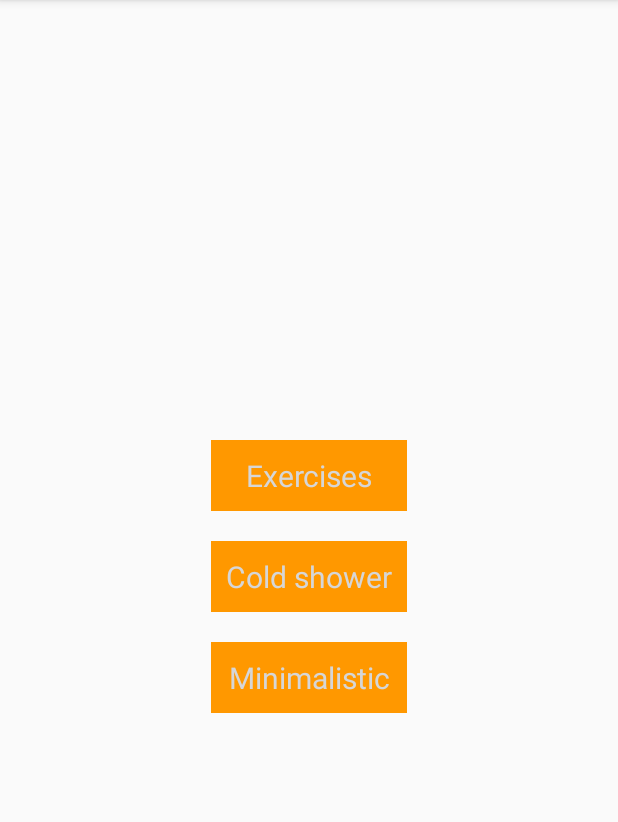
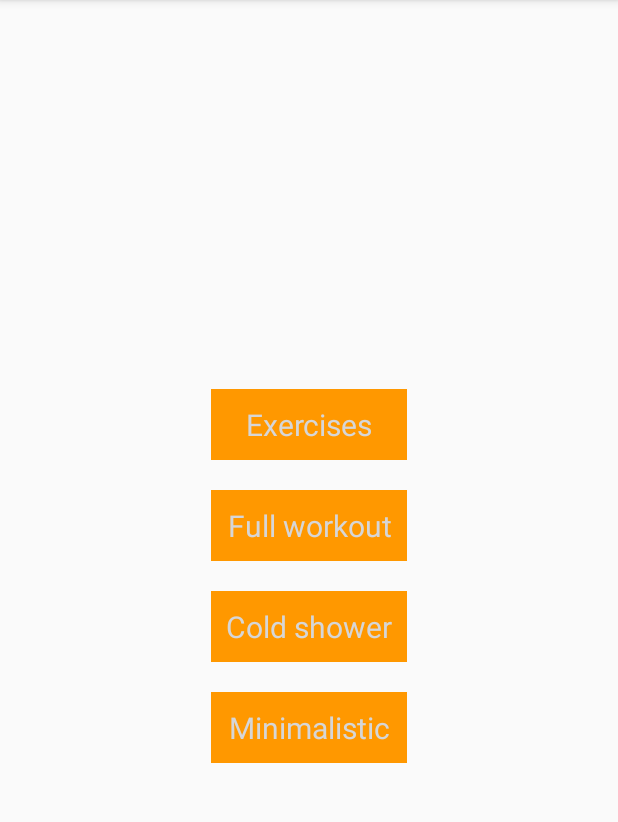
Before and after one commit to MarcinMoskala/MorningWorkout, an Android app: the screen it shows after launch (WorkoutSelectionActivity), on a phone screen of 412 x 824 dp, the part 84-906 px from its top. Run offline under Robolectric (Android 15) with nearby library versions, the phone set to English and light mode, and no system bars; libraries missing offline, so code that uses them is left out: org.koin.dsl; 2 statements that could not run were skipped.

Commit message:
Add full workout option

```diff
--- a/app/src/main/java/com/marcinmoskala/ktworkout/presentation/WorkoutViewModel.kt
+++ b/app/src/main/java/com/marcinmoskala/ktworkout/presentation/WorkoutViewModel.kt
@@ -158,5 +158,5 @@ fun Int.displayTime(): String {
     val sec: Int = this % 60
     val minutesDisplay = minutes.toString().padStart(2, '0')
     val secDisplay = sec.toString().padStart(2, '0')
-    return "$minutesDisplay:$secDisplay"
+    return "$minutesDisplay:$secDisplay minutes"
 }
--- a/app/src/main/java/com/marcinmoskala/ktworkout/view/WorkoutSelectionActivity.kt
+++ b/app/src/main/java/com/marcinmoskala/ktworkout/view/WorkoutSelectionActivity.kt
@@ -16,6 +16,7 @@ class WorkoutSelectionActivity : AppCompatActivity() {
         setContentView(R.layout.activity_main)
         setSupportActionBar(toolbar)
         exercisesButton.setOnClickListener { startExercises(randomExercises) }
+        fullWorkoutButton.setOnClickListener { startExercises(fullWorkout) }
         coldShowerButton.setOnClickListener { startExercises(coldShowerPlan) }
         minimalisticExercisesButton.setOnClickListener { startExercises(planMinimumExercises) }
     }
--- a/app/src/main/res/layout/activity_main.xml
+++ b/app/src/main/res/layout/activity_main.xml
@@ -56,6 +56,11 @@
             android:text="Exercises" />
 
         <TextView
+            android:id="@+id/fullWorkoutButton"
+            style="@style/ButtonStyle"
+            android:text="Full workout" />
+
+        <TextView
             android:id="@+id/coldShowerButton"
             style="@style/ButtonStyle"
             android:text="Cold shower" />
```
Also changed, not shown: app/src/main/java/com/marcinmoskala/ktworkout/ColdShower.kt (added, +10 -0 lines), app/src/main/java/com/marcinmoskala/ktworkout/Exercise.kt (added, +16 -0 lines), app/src/main/java/com/marcinmoskala/ktworkout/FullWorkout.kt (added, +27 -0 lines), app/src/main/java/com/marcinmoskala/ktworkout/MorningExercises.kt (+4 -25 lines), app/src/main/res/drawable/arms_to_the_side.jpg (added), app/src/main/res/drawable/barbells_over_head.jpg (added), app/src/main/res/drawable/chest_fly.jpeg (added), app/src/main/res/drawable/dead_lift.jpg (added), app/src/main/res/drawable/dips.jpg (added), app/src/main/res/drawable/shoulder_lifts.jpg (added), app/src/main/res/drawable/step_exercise.jpg (added).
